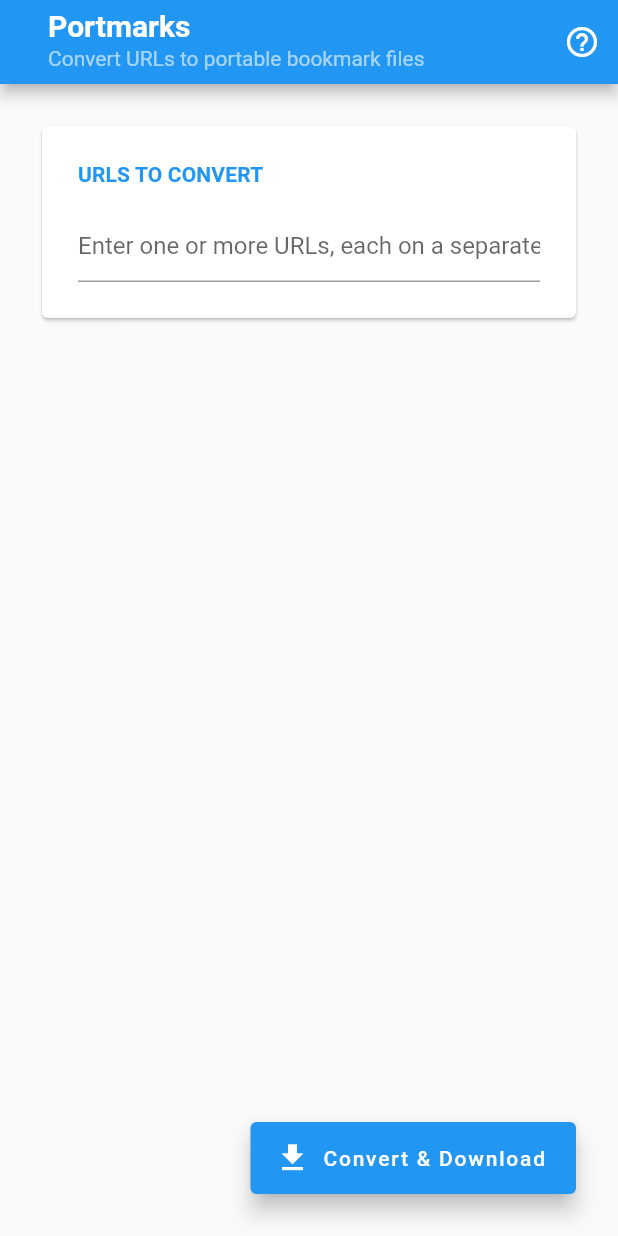
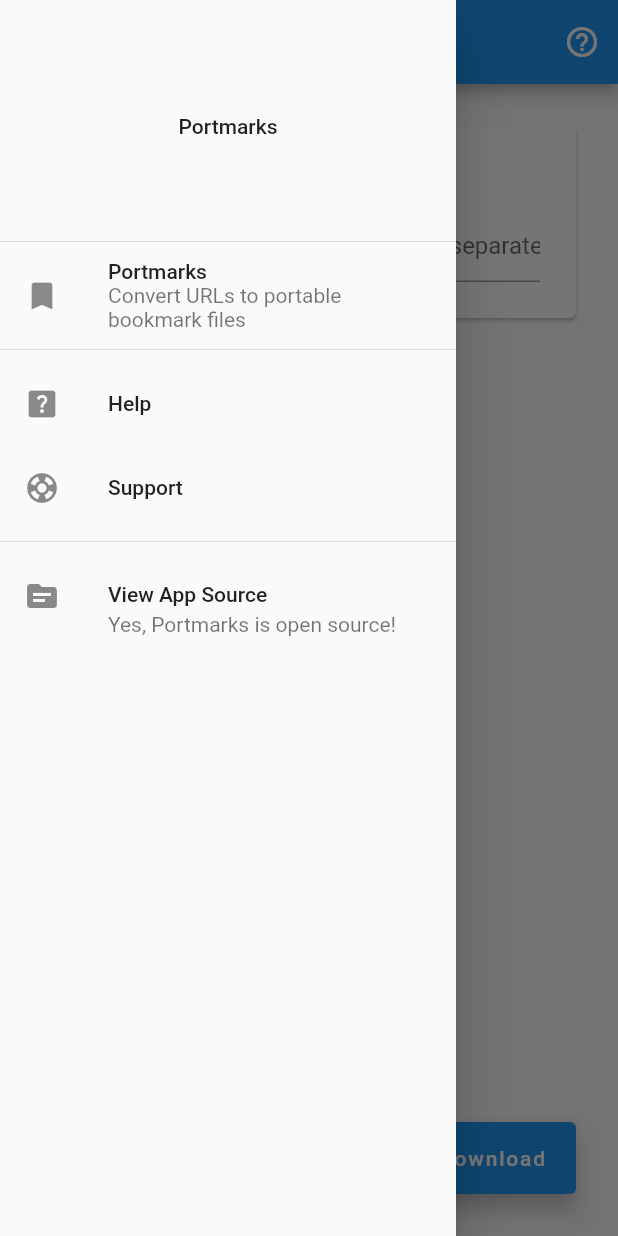
Before and after one commit to aurelitec/portmarks, a Flutter app: the screen it shows after launch, with the side drawer open (before the commit the screen has no drawer), on a phone screen of 412 x 824 dp. Run offline on Flutter 3.47's test engine with Material 2 defaults, Android fonts, the phone set to English and light mode, and no system bars; our stand-ins replace go_router; missing offline and left inert: dart:html.

Commit message:
Add the App Drawer; refactor app strings

```diff
--- a/lib/common/app_urls.dart
+++ b/lib/common/app_urls.dart
@@ -9,6 +9,11 @@
   static const String _appId = 'portmarks';
   static const String _editionId = 'web';
 
+  static const String support =
+      'https://www.aurelitec.com/support/?utm_source=$_appId&utm_medium=app&utm_campaign=${_appId}_${_editionId}_drawer';
+
   static const String help =
       'https://www.aurelitec.com/$_appId/?utm_source=$_appId&utm_medium=app&utm_campaign=${_appId}_${_editionId}_appbar';
+
+  static const String viewSource = 'https://github.com/aurelitec/portmarks';
 }
--- /dev/null
+++ b/lib/common/strings.dart
@@ -0,0 +1,40 @@
+// Copyright 2010-2023 Aurelitec. All rights reserved.
+// Use of this source code is governed by a user license that can be
+// found in the LICENSE file.
+
+/// The strings used in the user interface, defined as constants.
+library;
+
+// -----------------------------------------------------------------------------------------------
+// App
+// -----------------------------------------------------------------------------------------------
+const String appName = 'Portmarks';
+
+// -----------------------------------------------------------------------------------------------
+// Drawer items
+// -----------------------------------------------------------------------------------------------
+
+const String portmarkDrawerTitle = 'Portmarks';
+const String portmarkDrawerSubtitle = 'Convert URLs to portable bookmark files';
+
+const String supportDrawer = 'Support';
+const String helpDrawer = 'Help';
+const String viewSourceDrawer = 'View App Source';
+const String viewSourceDrawerSubtitle = 'Yes, $appName is open source!';
+
+// -----------------------------------------------------------------------------------------------
+// Portmark Screen
+// -----------------------------------------------------------------------------------------------
+
+const String portmarkScreenTitle = 'Portmarks';
+
+const String conv_convertFromCardTitle = 'Convert from';
+const String conv_convertToCardTitle = 'Convert to';
+
+const String conv_urlsCardTitle = 'URLs to convert';
+// static const String conv_urlsCardTitle = 'Convert these URLs to portable bookmark files';
+const String conv_enterUrlsHint = 'Enter one or more URLs, each on a separate line';
+const String conv_directoryCardTitle = 'Save files to';
+const String conv_enterDirectoryHint = 'Enter the directory where you want to save the files';
+
+const String conv_convertButton = 'Convert & Download';
--- a/lib/common/ui_strings.dart
+++ /dev/null
@@ -1,32 +0,0 @@
-// Copyright 2010-2023 Aurelitec. All rights reserved.
-// Use of this source code is governed by a user license that can be
-// found in the LICENSE file.
-
-// ignore_for_file: constant_identifier_names, non_constant_identifier_names
-
-/// User interface static string constants.
-class UIStrings {
-  // -----------------------------------------------------------------------------------------------
-  // App
-  // -----------------------------------------------------------------------------------------------
-  static const String appName = 'Portmarks';
-
-  // -----------------------------------------------------------------------------------------------
-  // Converter Screen
-  // -----------------------------------------------------------------------------------------------
-
-  static const String conv_screenTitle = 'Portmarks';
-  static const String conv_screenSubtitle = 'Convert URLs to portable bookmark files';
-
-  static const String conv_convertFromCardTitle = 'Convert from';
-  static const String conv_convertToCardTitle = 'Convert to';
-
-  static const String conv_urlsCardTitle = 'URLs to convert';
-  // static const String conv_urlsCardTitle = 'Convert these URLs to portable bookmark files';
-  static const String conv_enterUrlsHint = 'Enter one or more URLs, each on a separate line';
-  static const String conv_directoryCardTitle = 'Save files to';
-  static const String conv_enterDirectoryHint =
-      'Enter the directory where you want to save the files';
-
-  static const String conv_convertButton = 'Convert & Download';
-}
--- a/lib/main.dart
+++ b/lib/main.dart
@@ -5,7 +5,7 @@
 import 'package:flutter/material.dart';
 import 'package:go_router/go_router.dart';
 
-import 'common/ui_strings.dart';
+import 'common/strings.dart' as strings;
 import 'screens/converter_screen.dart';
 
 void main() {
@@ -34,7 +34,7 @@
     return MaterialApp.router(
       routerConfig: _router,
       debugShowCheckedModeBanner: false,
-      title: UIStrings.appName,
+      title: strings.appName,
       theme: ThemeData(
         primarySwatch: Colors.blue,
       ),
--- a/lib/screens/converter_screen.dart
+++ b/lib/screens/converter_screen.dart
@@ -7,9 +7,10 @@
 
 import '../../utils/utils.dart' as utils;
 import '../common/app_urls.dart';
-import '../common/ui_strings.dart';
+import '../common/strings.dart' as strings;
 import '../services/portmark_converter.dart';
 import '../widgets/card_with_header.dart';
+import '../widgets/internal/app_drawer.dart';
 import '../widgets/main_button.dart';
 
 class ConverterScreen extends StatefulWidget {
@@ -44,17 +45,7 @@
     final Size size = MediaQuery.of(context).size;
     return Scaffold(
       appBar: AppBar(
-        title: ListTile(
-          textColor: Colors.white60,
-          title: Text(
-            UIStrings.conv_screenTitle,
-            style: Theme.of(context).textTheme.titleLarge!.copyWith(
-                  color: Colors.white,
-                  fontWeight: FontWeight.w600,
-                ),
-          ),
-          subtitle: const Text(UIStrings.conv_screenSubtitle),
-        ),
+        title: const Text(strings.portmarkScreenTitle),
         actions: <Widget>[
           IconButton(
             icon: const Icon(Icons.help_outline),
@@ -64,6 +55,7 @@
           ),
         ],
       ),
+      drawer: const AppDrawer(),
       body: Align(
         alignment: Alignment.topLeft,
         child: SingleChildScrollView(
@@ -75,7 +67,7 @@
         padding: const EdgeInsets.all(12.0),
         child: MainButton(
           icon: const Icon(Icons.file_download),
-          label: const Text(UIStrings.conv_convertButton),
+          label: const Text(strings.conv_convertButton),
           onPressed: _onConvertPressed,
         ),
       ),
@@ -84,7 +76,7 @@
 
   Widget _buildUrlsToConvert(Size size) {
     return CardWithHeader(
-      title: UIStrings.conv_urlsCardTitle,
+      title: strings.conv_urlsCardTitle,
       child: SingleChildScrollView(
         scrollDirection: Axis.horizontal,
         child: IntrinsicWidth(
@@ -94,7 +86,7 @@
             maxLines: null,
             decoration: const InputDecoration(
               border: UnderlineInputBorder(),
-              hintText: UIStrings.conv_enterUrlsHint,
+              hintText: strings.conv_enterUrlsHint,
             ),
           ),
         ),
--- /dev/null
+++ b/lib/widgets/internal/app_drawer.dart
@@ -0,0 +1,152 @@
+// Copyright 2010-2023 Aurelitec. All rights reserved.
+// Use of this source code is governed by a user license that can be
+// found in the LICENSE file.
+
+import 'package:flutter/material.dart';
+
+import '../../common/app_urls.dart';
+import '../../common/strings.dart' as strings;
+import '../../utils/utils.dart' as utils;
+
+/// The items that appear in the app drawer.
+enum AppDrawerItems {
+  portmark,
+  support,
+  rateApp,
+  help,
+  viewSource,
+}
+
+/// The main Material Design drawer of the app, with the main app functions.
+class AppDrawer extends StatelessWidget {
+  const AppDrawer({super.key});
+
+  /// Starts a specific functionality of the app when the user taps a drawer [item].
+  void _onItemTap(BuildContext context, AppDrawerItems item) {
+    switch (item) {
+      // Stay on the Portmark screen, just close the drawer
+      case AppDrawerItems.portmark:
+        Navigator.pop(context);
+        break;
+
+      // Launch the external Support url
+      case AppDrawerItems.support:
+        Navigator.pop(context);
+        utils.launchUrlExternal(context, AppUrls.support);
+        break;
+
+      // Launch the external Rate App url
+      case AppDrawerItems.rateApp:
+        Navigator.pop(context);
+        // utils.launchUrlExternal(context, AppUrls.rate);
+        break;
+
+      // Launch the external Online Help url
+      case AppDrawerItems.help:
+        Navigator.pop(context);
+        utils.launchUrlExternal(context, AppUrls.help);
+        break;
+
+      // Launch the external View Source url
+      case AppDrawerItems.viewSource:
+        Navigator.pop(context);
+        utils.launchUrlExternal(context, AppUrls.viewSource);
+        break;
+    }
+  }
+
+  @override
+  Widget build(BuildContext context) {
+    return Drawer(
+      child: ListView(
+        children: <Widget>[
+          const _AppDrawerHeader(),
+
+          // Random Color drawer item
+          _buildItem(
+            context,
+            icon: Icons.bookmark,
+            title: strings.portmarkDrawerTitle,
+            subtitle: strings.portmarkDrawerSubtitle,
+            item: AppDrawerItems.portmark,
+          ),
+
+          const Divider(),
+
+          // Online Help drawer item
+          _buildItem(
+            context,
+            icon: Icons.help_center,
+            title: strings.helpDrawer,
+            item: AppDrawerItems.help,
+          ),
+
+          // Support drawer item
+          _buildItem(
+            context,
+            icon: Icons.support,
+            title: strings.supportDrawer,
+            item: AppDrawerItems.support,
+          ),
+
+          // Rate App drawer item
+          // _buildItem(
+          //   context,
+          //   icon: Icons.star_rate_outlined,
+          //   title: UIStrings.rateAppDrawer,
+          //   item: AppDrawerItems.rateApp,
+          // ),
+
+          const Divider(),
+
+          // View Source drawer item
+          _buildItem(
+            context,
+            icon: Icons.source,
+            title: strings.viewSourceDrawer,
+            subtitle: strings.viewSourceDrawerSubtitle,
+            item: AppDrawerItems.viewSource,
+          ),
+        ],
+      ),
+    );
+  }
+
+  /// Creates an app drawer item, with an optional [icon], a [title], and an optional [subtitle].
+  Widget _buildItem(
+    BuildContext context, {
+    IconData? icon,
+    required String title,
+    String? subtitle,
+    required AppDrawerItems item,
+  }) {
+    return ListTile(
+      leading: icon != null ? Icon(icon) : null,
+      title: Text(title),
+      subtitle: subtitle != null ? Text(subtitle) : null,
+      onTap: () => _onItemTap(context, item),
+    );
+  }
+}
+
+/// The app drawer header.
+///
+/// It is filled with a background color, and displays the app name.
+class _AppDrawerHeader extends StatelessWidget {
+  const _AppDrawerHeader({super.key});
+
+  @override
+  Widget build(BuildContext context) {
+    return DrawerHeader(
+      // decoration: BoxDecoration(color: color),
+      child: Center(
+        child: Text(
+          strings.appName,
+          // style: Theme.of(context).textTheme.headlineMedium!.copyWith(
+          //       color: ColorUtils.contrastOf(color),
+          //     ),
+        ),
+      ),
+    );
+  }
+}
```
